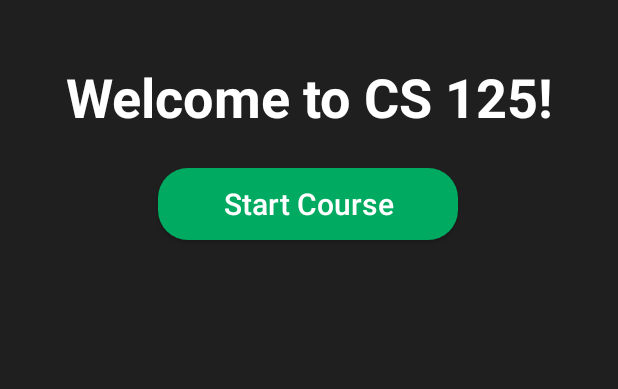
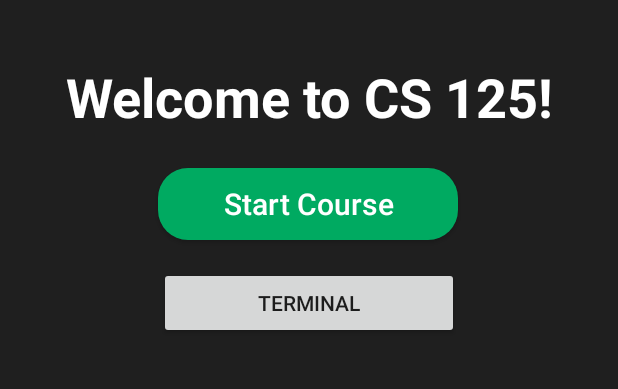
Before and after one commit to nzukow2/CS199KotlinProject, an Android app: the screen it shows after launch (MainActivity), on a phone screen of 412 x 824 dp, the part 531-920 px from its top. Run offline under Robolectric (Android 15) with nearby library versions, the phone set to English and light mode, and no system bars.

Commit message:
Cheat terminal created, moved around some code in main

```diff
--- a/app/src/main/java/com/example/thechallen_ge/Dialog.kt
+++ b/app/src/main/java/com/example/thechallen_ge/Dialog.kt
@@ -7,8 +7,7 @@
 import android.support.v7.app.AppCompatDialogFragment
 
 class Dialog : AppCompatDialogFragment() {
-// Test test
-    //Test test
+
      private lateinit var listener: DialogListener
      private lateinit var builder: AlertDialog.Builder
 
--- a/app/src/main/java/com/example/thechallen_ge/MainActivity.kt
+++ b/app/src/main/java/com/example/thechallen_ge/MainActivity.kt
@@ -9,13 +9,35 @@
 
     override fun onCreate(savedInstanceState: Bundle?) {
         super.onCreate(savedInstanceState)
+        mainMenuInitializer()
+    }
+
+    //Initializes all the buttons in the main menu
+    fun mainMenuInitializer() {
         setContentView(R.layout.activity_main)
         findViewById<View>(R.id.restart).setOnClickListener({ v -> startGame() })
+
+        //Takes us to the cheat terminal
+        val x = findViewById<View>(R.id.gotoTerminalButton)
+        x.setOnClickListener {
+            setContentView(R.layout.cheat_terminal)
+            cheatTerminal()
+        }
     }
 
+    //Starts the game
     internal fun startGame() {
         val intent = Intent(this, TasksActivity::class.java)
         startActivity(intent)
         finish()
     }
+
+    //
+    fun cheatTerminal() {
+        val y = findViewById<View>(R.id.leaveTerminal)
+        y.setOnClickListener {
+            setContentView(R.layout.activity_main)
+            mainMenuInitializer()
+        }
+    }
 }
--- a/app/src/main/res/layout/activity_main.xml
+++ b/app/src/main/res/layout/activity_main.xml
@@ -58,5 +58,17 @@
         app:layout_constraintStart_toStartOf="parent"
         app:layout_constraintTop_toBottomOf="@+id/imageView2" />
 
+    <Button
+        android:id="@+id/gotoTerminalButton"
+        android:layout_width="200dp"
+        android:layout_height="wrap_content"
+        android:layout_marginStart="16dp"
+        android:layout_marginTop="18dp"
+        android:layout_marginEnd="16dp"
+        android:text="Terminal"
+        app:layout_constraintEnd_toEndOf="parent"
+        app:layout_constraintStart_toStartOf="parent"
+        app:layout_constraintTop_toBottomOf="@+id/restart" />
+
 
 </android.support.constraint.ConstraintLayout>
```
Also changed, not shown: app/src/main/res/layout/cheat_terminal.xml (added, +17 -0 lines).
